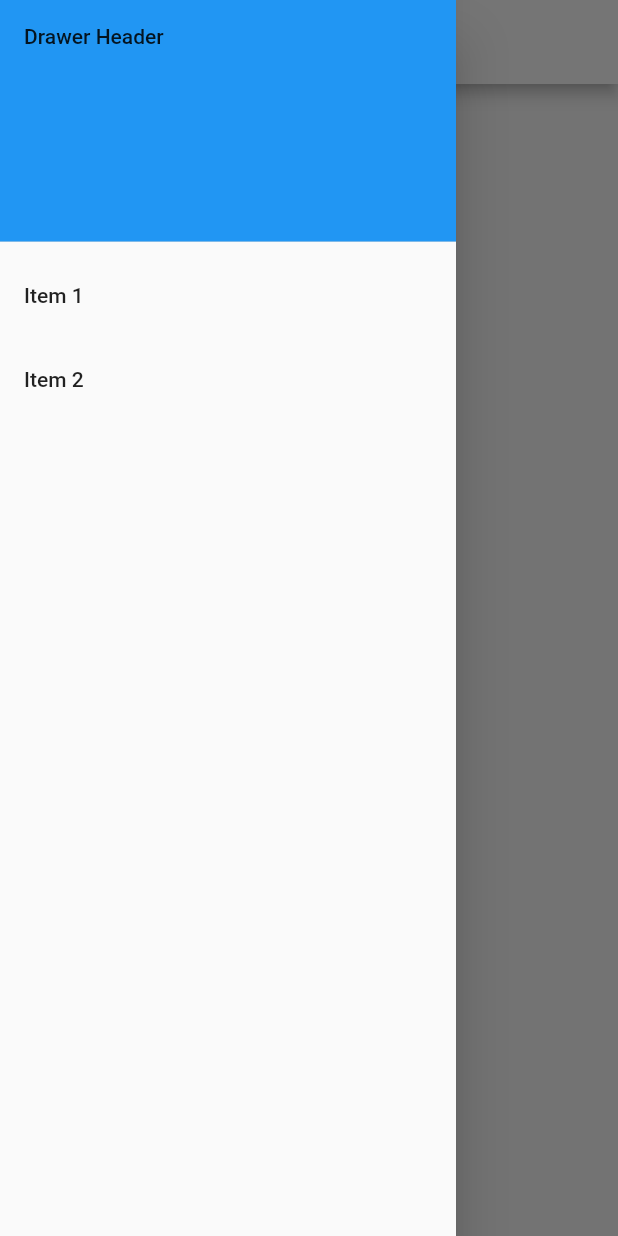
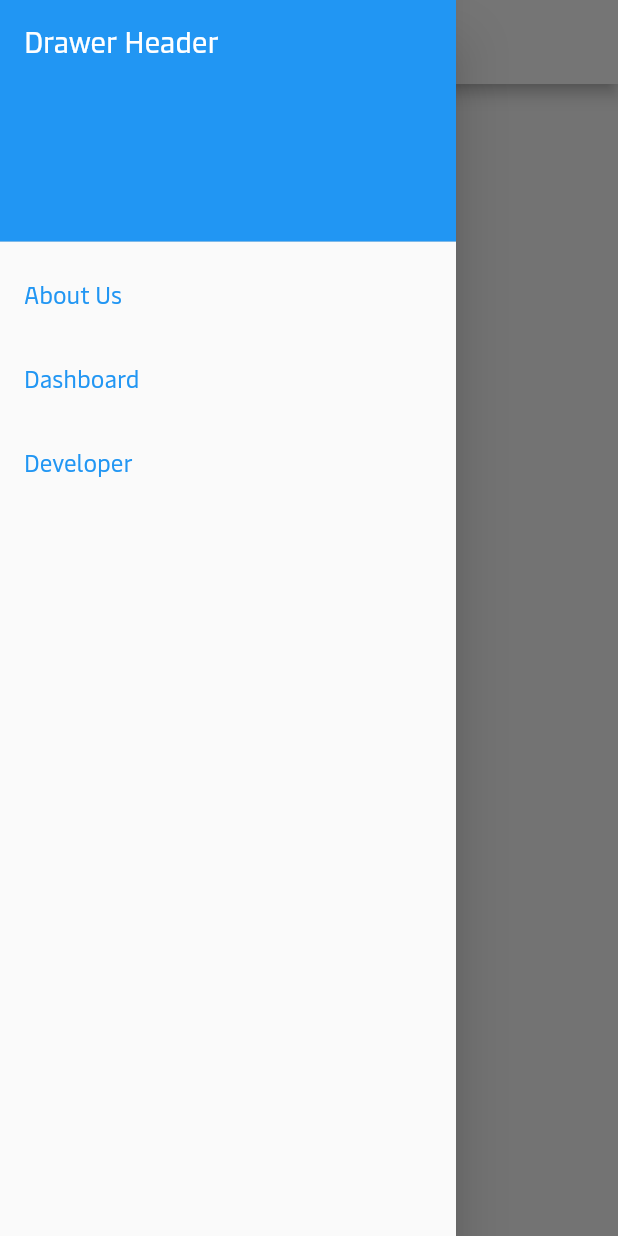
Before and after one commit to FederickKwok/alcl_web, a Flutter app: the screen it shows after launch, with the side drawer open, on a phone screen of 412 x 824 dp. Run offline on Flutter 3.47's test engine with Material 2 defaults, Android fonts, the phone set to English and light mode, and no system bars; project files that could hold a hidden picture were left out.

Commit message:
Adding Maersk fonts

```diff
--- a/lib/main.dart
+++ b/lib/main.dart
@@ -35,7 +35,7 @@ class _ToggleScaffoldState extends State<ToggleScaffold> {
               title: Container(
                 width: 200,
                 padding: EdgeInsets.fromLTRB(50.0, 0.0, 0.0, 0.0),
-                child: Image.asset('assets/maersk_logo.png'),
+                child: Image.asset('assets/images/maersk_logo.png'),
               ),
               centerTitle: false,
               iconTheme: const IconThemeData(color: Colors.blue),
@@ -51,7 +51,7 @@ class _ToggleScaffoldState extends State<ToggleScaffold> {
               title: Container(
                 width: 150,
                 padding: EdgeInsets.fromLTRB(0.0, 0.0, 0.0, 0.0),
-                child: Image.asset('assets/maersk_logo.png'),
+                child: Image.asset('assets/images/maersk_logo.png'),
               ),
               centerTitle: false,
               iconTheme: const IconThemeData(color: Colors.blue),
@@ -61,16 +61,47 @@ class _ToggleScaffoldState extends State<ToggleScaffold> {
                   padding: EdgeInsets.zero,
                   children: const <Widget>[
                     DrawerHeader(
-                      child: Text('Drawer Header'),
+                      child: Text(
+                        'Drawer Header',
+                        style: TextStyle(
+                          color: Colors.white,
+                          fontSize: 20,
+                          fontFamily: 'Maersk Headline',
+                        ),
+                      ),
                       decoration: BoxDecoration(
                         color: Colors.blue,
                       ),
                     ),
                     ListTile(
-                      title: Text('Item 1'),
+                      title: Text(
+                          'About Us',
+                          style: TextStyle(
+                            color: Colors.blue,
+                            fontFamily: 'Maersk Text',
+                            fontSize: 16,
+                          ),
+                      ),
                     ),
                     ListTile(
-                      title: Text('Item 2'),
+                      title: Text(
+                          'Dashboard',
+                          style: TextStyle(
+                            color: Colors.blue,
+                            fontSize: 16,
+                            fontFamily: 'Maersk Text',
+                          ),
+                      ),
+                    ),
+                    ListTile(
+                      title: Text(
+                        'Developer',
+                        style: TextStyle(
+                          color: Colors.blue,
+                          fontFamily: 'Maersk Text',
+                          fontSize: 16,
+                        ),
+                      ),
                     ),
                   ]
               ),
@@ -90,6 +121,7 @@ class _ToggleScaffoldState extends State<ToggleScaffold> {
           style: TextStyle(
             color: Colors.blue,
             fontSize: 16,
+            fontFamily: 'Maersk Text',
           ),
         ),
       ),
@@ -100,6 +132,7 @@ class _ToggleScaffoldState extends State<ToggleScaffold> {
           style: TextStyle(
             color: Colors.blue,
             fontSize: 16,
+            fontFamily: 'Maersk Text',
           ),
         ),
       ),
@@ -110,6 +143,7 @@ class _ToggleScaffoldState extends State<ToggleScaffold> {
           style: TextStyle(
             color: Colors.blue,
             fontSize: 16,
+            fontFamily: 'Maersk Text',
           ),
         ),
       ),
```
Also changed, not shown: pubspec.yaml (+26 -1 lines), assets/fonts/MaerskHeadline-Bold.ttf (added), assets/fonts/MaerskHeadline-Bolditalic.ttf (added), assets/fonts/MaerskHeadline-Italic.ttf (added), assets/fonts/MaerskHeadline-Light.ttf (added), assets/fonts/MaerskHeadline-Lightitalic.ttf (added), assets/fonts/MaerskHeadline-Regular.ttf (added), assets/fonts/MaerskText-Bold.ttf (added), assets/fonts/MaerskText-BoldItalic.ttf (added), assets/fonts/MaerskText-Italic.ttf (added), assets/fonts/MaerskText-Light.ttf (added), assets/fonts/MaerskText-LightItalic.ttf (added), assets/fonts/MaerskText-Regular.ttf (added), assets/images/maersk_logo.png (renamed from assets/maersk_logo.png).
